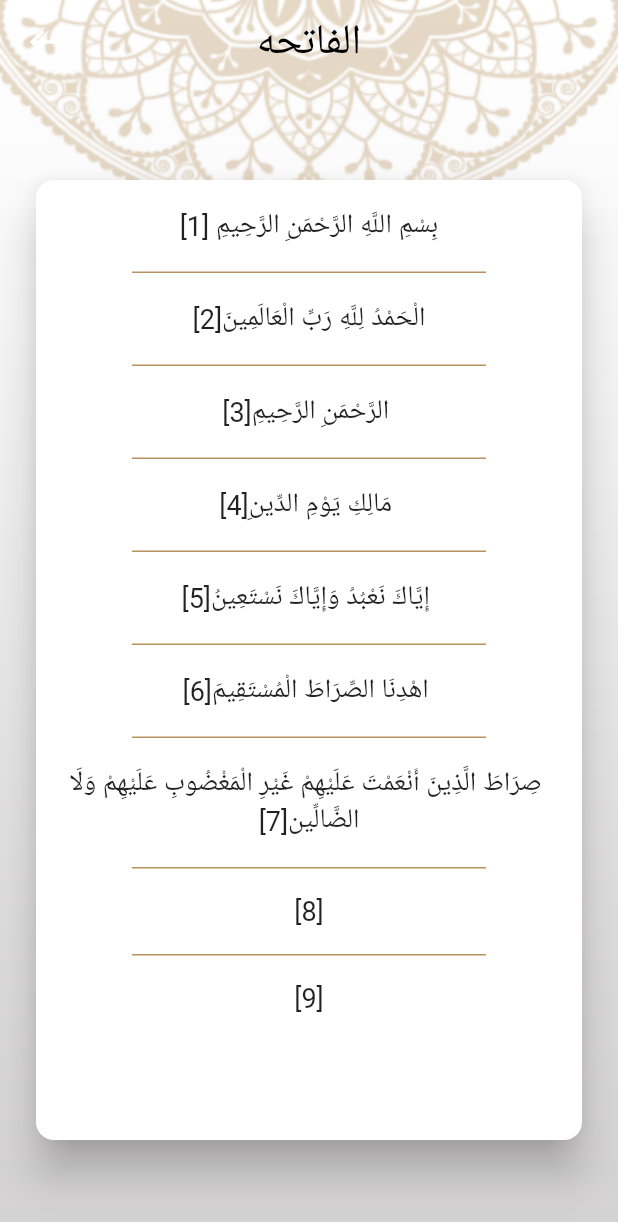
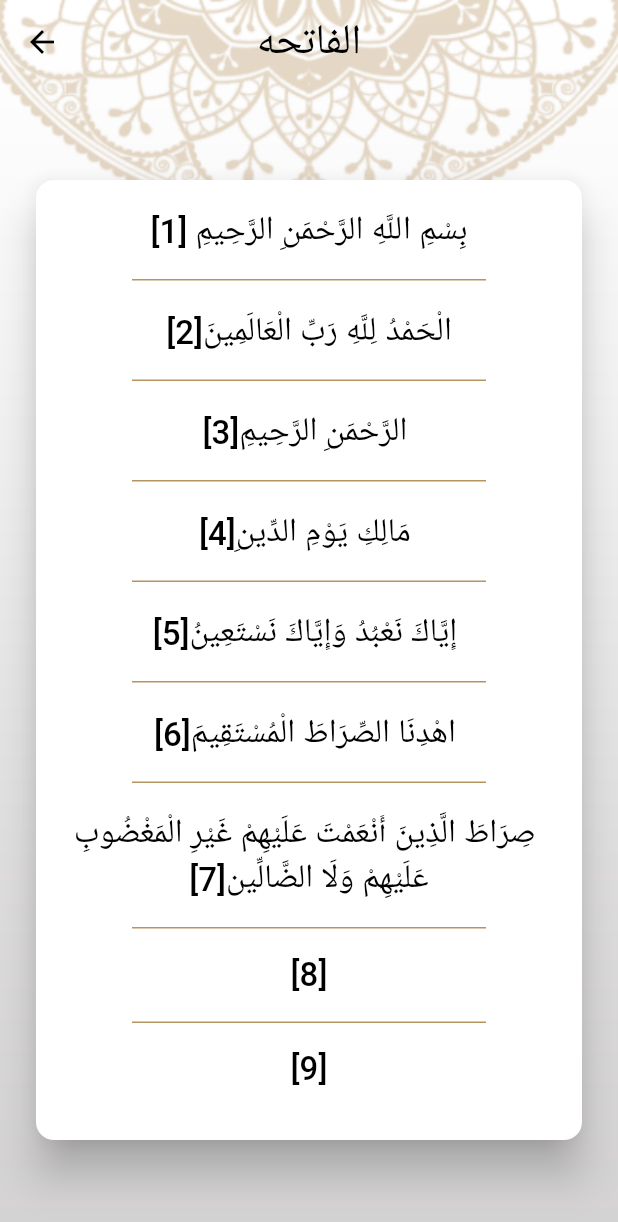
Before and after one commit to momom1999/islami, a Flutter app: the screen it shows after launch, after a tap on "الفاتحه", on a phone screen of 412 x 824 dp. Shown: the top 1222 px of the screen. Run offline on Flutter 3.47's test engine with Material 2 defaults, Android fonts, the phone set to English and light mode, and no system bars.

Commit message:
+quran files % sura details to read sura file +verse widget

```diff
--- /dev/null
+++ b/lib/home/hadeth/hadeth.dart
@@ -0,0 +1,6 @@
+class Hadeth {
+  String title;
+  String content;
+
+  Hadeth(this.title, this.content);
+}
--- a/lib/home/home_screen.dart
+++ b/lib/home/home_screen.dart
@@ -3,6 +3,9 @@ import 'package:islami/home/hadeth/hadeth_tab.dart';
 import 'package:islami/home/quran/quran_tab.dart';
 import 'package:islami/home/radio/radio_tab.dart';
 import 'package:islami/home/sebha/sebha_tab.dart';
+import 'package:islami/home/settings/settings_tab.dart';
+import 'package:islami/providers/settings_provider.dart';
+import 'package:provider/provider.dart';
 
 class HomeScreen extends StatefulWidget {
   static const String routename = 'home';
@@ -16,10 +19,11 @@ class _HomeScreenState extends State<HomeScreen> {
 
   @override
   Widget build(BuildContext context) {
+    var settingsProvider = Provider.of<SettingsProvider>(context);
     return Container(
       decoration: BoxDecoration(
           image: DecorationImage(
-              image: AssetImage('assets/images/main_background.png'),
+              image: AssetImage(settingsProvider.getMainBackgroundImage()),
               fit: BoxFit.fill)),
       child: Scaffold(
         appBar: AppBar(
@@ -37,7 +41,7 @@ class _HomeScreenState extends State<HomeScreen> {
               BottomNavigationBarItem(
                   backgroundColor: Theme.of(context).primaryColor,
                   icon:
-                      const ImageIcon(AssetImage('assets/images/ic_quran.png')),
+                  const ImageIcon(AssetImage('assets/images/ic_quran.png')),
                   label: 'Quran'),
               BottomNavigationBarItem(
                   backgroundColor: Theme.of(context).primaryColor,
@@ -54,11 +58,21 @@ class _HomeScreenState extends State<HomeScreen> {
                   icon:
                       const ImageIcon(AssetImage('assets/images/ic_radio.png')),
                   label: 'Radio'),
+              BottomNavigationBarItem(
+                  backgroundColor: Theme.of(context).primaryColor,
+                  icon: const Icon(Icons.settings),
+                  label: 'Settings'),
             ]),
         body: tabs[selectedIndex],
       ),
     );
   }
 
-  List<Widget> tabs = [QurabTab(), HadethTab(), SebhaTab(), RadioTab()];
+  List<Widget> tabs = [
+    QurabTab(),
+    HadethTab(),
+    SebhaTab(),
+    RadioTab(),
+    SettingTab()
+  ];
 }
--- a/lib/home/quran/quran_tab.dart
+++ b/lib/home/quran/quran_tab.dart
@@ -135,7 +135,7 @@ class QurabTab extends StatelessWidget {
             padding: const EdgeInsets.all(6.0),
             child: Text(
               'Chapter Name',
-              style: TextStyle(fontSize: 28),
+              style: Theme.of(context).textTheme.headline4,
             ),
           ),
           Container(
@@ -151,7 +151,7 @@ class QurabTab extends StatelessWidget {
               itemCount: names.length,
               separatorBuilder: (_, index) {
                 return Container(
-                  color: Theme.of(context).primaryColor,
+                  color: Theme.of(context).accentColor,
                   width: double.infinity,
                   height: 1,
                   margin: EdgeInsets.symmetric(horizontal: 64),
--- a/lib/home/quran/sura_title_widget.dart
+++ b/lib/home/quran/sura_title_widget.dart
@@ -19,7 +19,7 @@ class SuraTitleWidget extends StatelessWidget {
         alignment: Alignment.center,
         child: Text(
           title,
-          style: TextStyle(fontSize: 28),
+          style: Theme.of(context).textTheme.headline4,
         ),
       ),
     );
--- a/lib/main.dart
+++ b/lib/main.dart
@@ -1,21 +1,29 @@
 import 'package:flutter/material.dart';
+import 'package:islami/hadeth_details/hadeth_details.dart';
 import 'package:islami/home/home_screen.dart';
 import 'package:islami/my_theme.dart';
+import 'package:islami/providers/settings_provider.dart';
 import 'package:islami/sura_details/sura_details_screen.dart';
+import 'package:provider/provider.dart';
 
 void main() {
-  runApp(MyApplication());
+  runApp(ChangeNotifierProvider(
+      create: (buildContext) => SettingsProvider(), child: MyApplication()));
 }
 
 class MyApplication extends StatelessWidget {
   @override
   Widget build(BuildContext context) {
+    var settingsProvider = Provider.of<SettingsProvider>(context);
     return MaterialApp(
       debugShowCheckedModeBanner: false,
       theme: MyTheme.lightTheme,
+      darkTheme: MyTheme.darkTheme,
+      themeMode: settingsProvider.currentTheme,
       routes: {
         HomeScreen.routename: (_) => HomeScreen(),
         SuraDetailsScreen.routeName: (_) => SuraDetailsScreen(),
+        HadethDetailsScreen.routeName: (_) => HadethDetailsScreen(),
       },
       initialRoute: HomeScreen.routename,
     );
--- a/lib/my_theme.dart
+++ b/lib/my_theme.dart
@@ -3,31 +3,30 @@ import 'package:flutter/material.dart';
 class MyTheme {
   static const Color lightPrimary = Color(0xFFB7935F);
   static const Color darkPrimary = Color(0xFF141A2E);
+  static const Color yellow = Color(0xFFFACC1D);
 
   static final ThemeData lightTheme = ThemeData(
+      bottomSheetTheme: BottomSheetThemeData(
+          backgroundColor: Colors.white,
+          shape: RoundedRectangleBorder(
+              borderRadius: BorderRadius.only(
+            topLeft: Radius.circular(18),
+            topRight: Radius.circular(18),
+          ))),
+      cardColor: Colors.white,
+      accentColor: lightPrimary,
+      textTheme: TextTheme(
+          headline6: TextStyle(
+            fontSize: 22,
+            color: Colors.black,
+          ),
+          headline4: TextStyle(fontSize: 28, color: Colors.black),
+          subtitle2: TextStyle(
+            fontSize: 14,
+            color: Colors.black,
+          )),
       scaffoldBackgroundColor: Colors.transparent,
       primaryColor: lightPrimary,
-      appBarTheme: const AppBarTheme(
-        centerTitle: true,
-        color: Colors.transparent,
-        elevation: 0,
-        titleTextStyle: TextStyle(
-            color: Colors.black, fontSize: 28, fontWeight: FontWeight.w500),
-      ),
-      bottomNavigationBarTheme: BottomNavigationBarThemeData(
-        showSelectedLabels: true,
-        showUnselectedLabels: false,
-        selectedIconTheme: IconThemeData(size: 36, color: Colors.black),
-        unselectedIconTheme: IconThemeData(size: 24, color: Colors.white),
-        selectedLabelStyle: TextStyle(color: Colors.black),
-        //unselectedLabelStyle: ,
-        selectedItemColor: Colors.black,
-        // unselectedItemColor: ,
-      ));
-
-  static final ThemeData darkTheme = ThemeData(
-      scaffoldBackgroundColor: Colors.transparent,
-      primaryColor: darkPrimary,
       appBarTheme: const AppBarTheme(
           centerTitle: true,
           color: Colors.transparent,
@@ -36,13 +35,47 @@ class MyTheme {
               color: Colors.black, fontSize: 28, fontWeight: FontWeight.w500),
           iconTheme: IconThemeData(color: Colors.black)),
       bottomNavigationBarTheme: BottomNavigationBarThemeData(
+          showSelectedLabels: true,
+          showUnselectedLabels: false,
+          selectedIconTheme: IconThemeData(size: 36, color: Colors.black),
+          unselectedIconTheme: IconThemeData(size: 24, color: Colors.white),
+          selectedLabelStyle: TextStyle(color: Colors.black),
+          selectedItemColor: Colors.black));
+  static final ThemeData darkTheme = ThemeData(
+    cardColor: darkPrimary,
+    accentColor: yellow,
+    textTheme: TextTheme(
+        headline6: TextStyle(
+          fontSize: 22,
+          color: Colors.white,
+        ),
+        headline4: TextStyle(fontSize: 28, color: Colors.white),
+        subtitle2: TextStyle(
+          fontSize: 14,
+          color: Colors.white,
+        )),
+    scaffoldBackgroundColor: Colors.transparent,
+    primaryColor: darkPrimary,
+    appBarTheme: const AppBarTheme(
+        centerTitle: true,
+        color: Colors.transparent,
+        elevation: 0,
+        titleTextStyle: TextStyle(
+            color: Colors.white, fontSize: 28, fontWeight: FontWeight.w500),
+        iconTheme: IconThemeData(color: Colors.white)),
+    bottomNavigationBarTheme: BottomNavigationBarThemeData(
         showSelectedLabels: true,
         showUnselectedLabels: false,
-        selectedIconTheme: IconThemeData(size: 36, color: Colors.black),
+        selectedIconTheme: IconThemeData(size: 36, color: Colors.yellow),
         unselectedIconTheme: IconThemeData(size: 24, color: Colors.white),
-        selectedLabelStyle: TextStyle(color: Colors.black),
-        //unselectedLabelStyle: ,
-        selectedItemColor: Colors.black,
-        // unselectedItemColor: ,
-      ));
+        selectedLabelStyle: TextStyle(color: Colors.yellow),
+        selectedItemColor: Colors.yellow),
+    bottomSheetTheme: BottomSheetThemeData(
+        backgroundColor: darkPrimary,
+        shape: RoundedRectangleBorder(
+            borderRadius: BorderRadius.only(
+          topLeft: Radius.circular(18),
+          topRight: Radius.circular(18),
+        ))),
+  );
 }
--- /dev/null
+++ b/lib/providers/settings_provider.dart
@@ -0,0 +1,20 @@
+import 'package:flutter/material.dart';
+
+class SettingsProvider extends ChangeNotifier {
+  ThemeMode currentTheme = ThemeMode.light;
+
+  void changeTheme(ThemeMode newMode) {
+    currentTheme = newMode;
+    notifyListeners();
+  }
+
+  String getMainBackgroundImage() {
+    return currentTheme == ThemeMode.light
+        ? 'assets/images/main_background.png'
+        : 'assets/images/main_background_dark.png';
+  }
+
+  bool isDarkMode() {
+    return currentTheme == ThemeMode.dark;
+  }
+}
--- a/lib/sura_details/sura_details_screen.dart
+++ b/lib/sura_details/sura_details_screen.dart
@@ -1,7 +1,9 @@
 import 'package:flutter/material.dart';
 import 'package:flutter/services.dart';
+import 'package:islami/providers/settings_provider.dart';
 import 'package:islami/sura_details/sura_details_args.dart';
 import 'package:islami/sura_details/verse_widget.dart';
+import 'package:provider/provider.dart';
 
 class SuraDetailsScreen extends StatefulWidget {
   static const String routeName = 'sura-details';
@@ -19,10 +21,11 @@ class _SuraDetailsScreenState extends State<SuraDetailsScreen> {
         (ModalRoute.of(context)?.settings.arguments) as SuraDetailsScreenArgs;
     if (verses.isEmpty) readFile(args.index + 1);
 
+    var settingsProvider = Provider.of<SettingsProvider>(context);
     return Container(
-        decoration: const BoxDecoration(
+        decoration: BoxDecoration(
             image: DecorationImage(
-                image: AssetImage('assets/images/main_background.png'),
+                image: AssetImage(settingsProvider.getMainBackgroundImage()),
                 fit: BoxFit.fill)),
         child: Scaffold(
           appBar: AppBar(
@@ -44,7 +47,7 @@ class _SuraDetailsScreenState extends State<SuraDetailsScreen> {
                     itemCount: verses.length,
                     separatorBuilder: (_, __) {
                       return Container(
-                        color: Theme.of(context).primaryColor,
+                        color: Theme.of(context).accentColor,
                         height: 1,
                         width: double.infinity,
                         margin: EdgeInsets.symmetric(horizontal: 64),
--- a/lib/sura_details/verse_widget.dart
+++ b/lib/sura_details/verse_widget.dart
@@ -15,7 +15,7 @@ class VerseWidget extends StatelessWidget {
         '$content[$index]',
         textDirection: TextDirection.rtl,
         textAlign: TextAlign.center,
-        style: TextStyle(fontSize: 18),
+        style: Theme.of(context).textTheme.headline6,
       ),
     );
   }
--- a/pubspec.yaml
+++ b/pubspec.yaml
@@ -29,6 +29,7 @@ environment:
 dependencies:
   flutter:
     sdk: flutter
+  provider: ^6.0.4
 
 
   # The following adds the Cupertino Icons font to your application.
```
Also changed, not shown: lib/hadeth_details/hadeth_details.dart (added, +44 -0 lines), lib/home/hadeth/hadeth_tab.dart (+58 -3 lines), lib/home/hadeth/hadeth_title_widget.dart (added, +26 -0 lines), lib/home/settings/settings_tab.dart (added, +73 -0 lines), lib/home/settings/theme_bottom_sheet.dart (added, +68 -0 lines), pubspec.lock.
